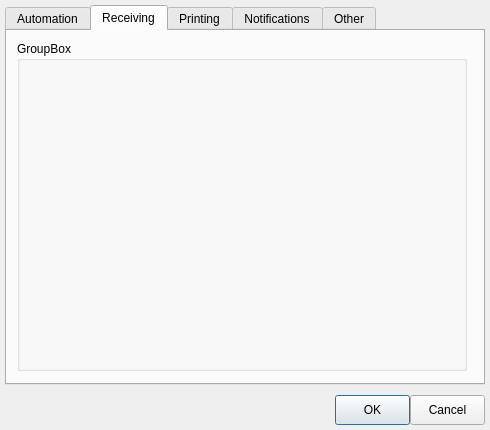
First picture: the form in src/sendreceivesettingsdialog.ui, repository jimmcguffin/OpenPMM, before the edit.
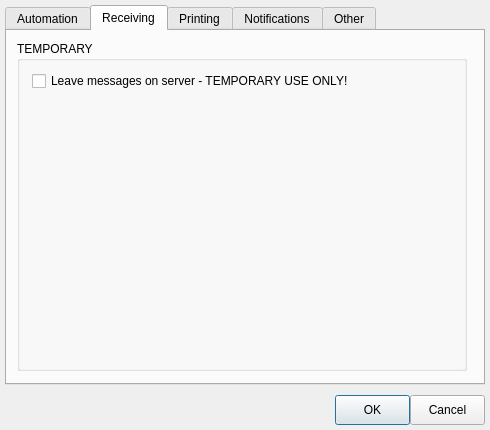
Second picture: the form after the edit. The open tabs and pages were chosen to show the change.

Commit message: When delivery receipts come, match them to the outgoing mail and add the TaregetId. Show the TargetId when viewing the "Sent Messages" folder. TEMPORARY! Allow user to leave messages on server, which is helpful when switching back and forth between this app and Outpost

```diff
--- a/src/sendreceivesettingsdialog.ui
+++ b/src/sendreceivesettingsdialog.ui
@@ -209,8 +209,21 @@
       </rect>
      </property>
      <property name="title">
-      <string>GroupBox</string>
+      <string>TEMPORARY</string>
      </property>
+     <widget class="QCheckBox" name="cLeaveOnServer">
+      <property name="geometry">
+       <rect>
+        <x>15</x>
+        <y>30</y>
+        <width>355</width>
+        <height>20</height>
+       </rect>
+      </property>
+      <property name="text">
+       <string>Leave messages on server - TEMPORARY USE ONLY!</string>
+      </property>
+     </widget>
     </widget>
    </widget>
    <widget class="QWidget" name="tab_3">
```
Left out of the diff: 2 changed lines with no effect on the pictures. The commit also changes 5 other files.
